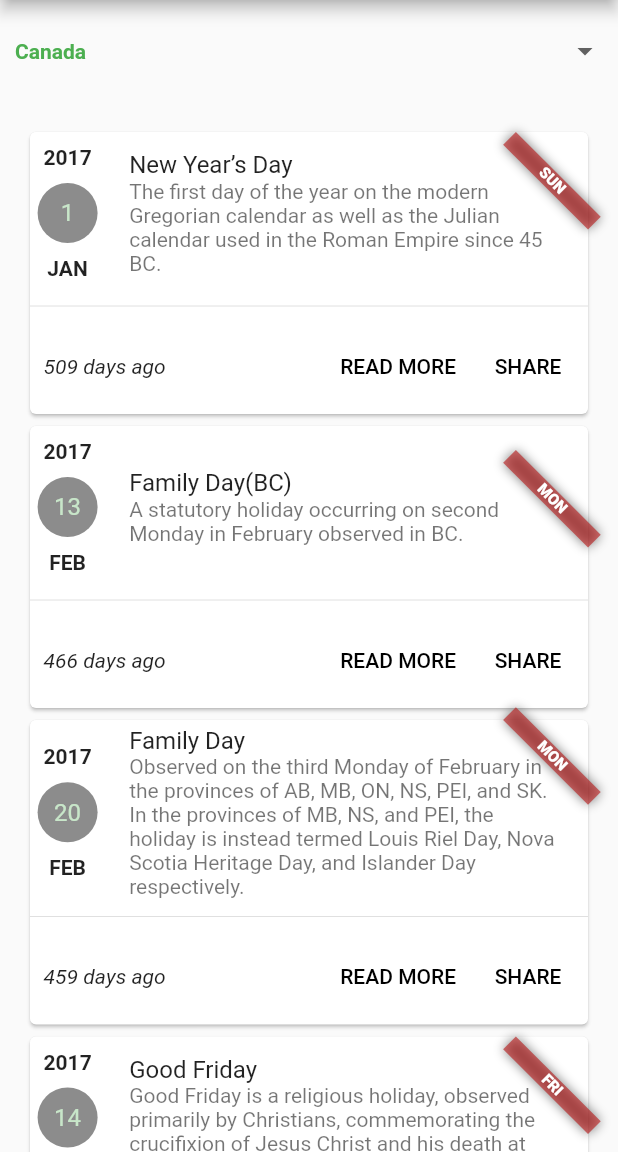
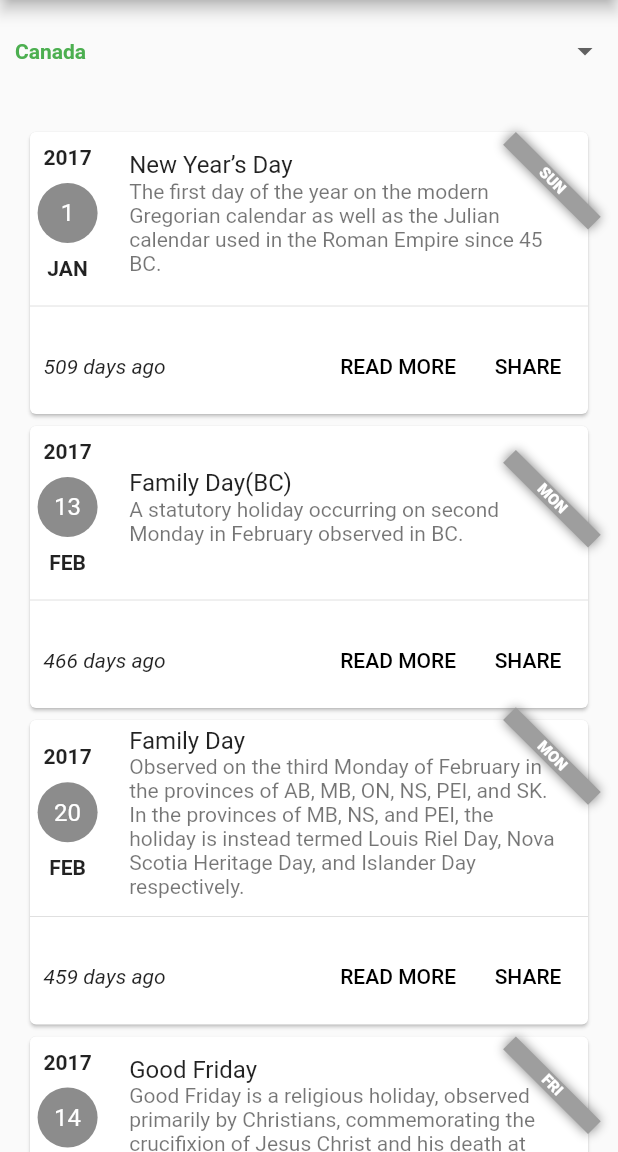
Before and after one commit to jobinbasani/my_next_holiday, a Flutter app: the screen it shows after launch, on a phone screen of 412 x 824 dp, the part 84-1236 px from its top. Run offline on Flutter 3.47's test engine with Material 2 defaults, Android fonts, the light colour scheme and no system bars.

Commit message:
Reorganize code

```diff
--- a/lib/main.dart
+++ b/lib/main.dart
@@ -59,7 +59,22 @@ class _NlwHomePageState extends State<NlwHomePage> {
     return new CircleAvatar(
       backgroundColor:
           details.isNextHoliday ? Colors.lightGreen : Colors.black45,
+      foregroundColor: Colors.white,
       child: new Text(details.holidayDate.day.toString()),
+    );
+  }
+
+  Widget getHolidayDetailsTile(HolidayDetails details) {
+    return new Expanded(
+      child: new Banner(
+        color: details.isNextHoliday ? const Color(0xA0B71C1C) : Colors.grey,
+        message: _weekDayFormatter.format(details.holidayDate).toUpperCase(),
+        location: BannerLocation.topEnd,
+        child: new ListTile(
+          title: new Text(details.holidayName),
+          subtitle: new Text(details.holidayDetails),
+        ),
+      ),
     );
   }
 
@@ -103,24 +118,8 @@ class _NlwHomePageState extends State<NlwHomePage> {
                         )
                       ],
                     ),
-                    new Expanded(
-                      child: new Banner(
-                        message: _weekDayFormatter
-                            .format(holidayDetailsMap[_selectedCountry]
-                                .elementAt(index)
-                                .holidayDate)
-                            .toUpperCase(),
-                        location: BannerLocation.topEnd,
-                        child: new ListTile(
-                          title: new Text(holidayDetailsMap[_selectedCountry]
-                              .elementAt(index)
-                              .holidayName),
-                          subtitle: new Text(holidayDetailsMap[_selectedCountry]
-                              .elementAt(index)
-                              .holidayDetails),
-                        ),
-                      ),
-                    ),
+                    getHolidayDetailsTile(
+                        holidayDetailsMap[_selectedCountry].elementAt(index)),
                   ],
                 ),
                 new Divider(),
```
